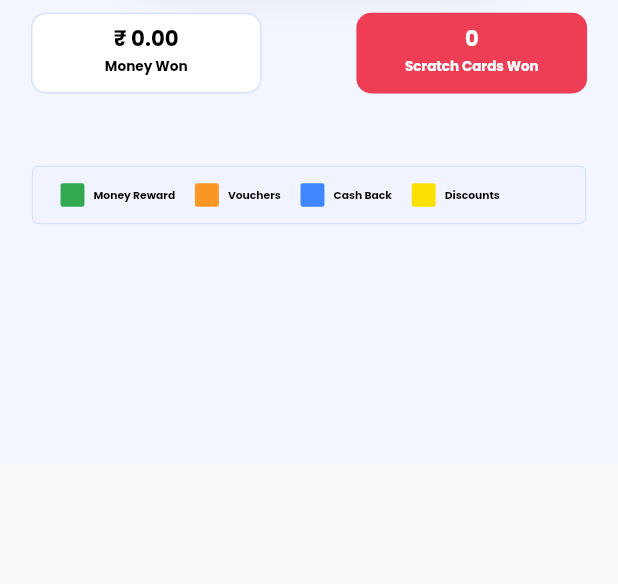
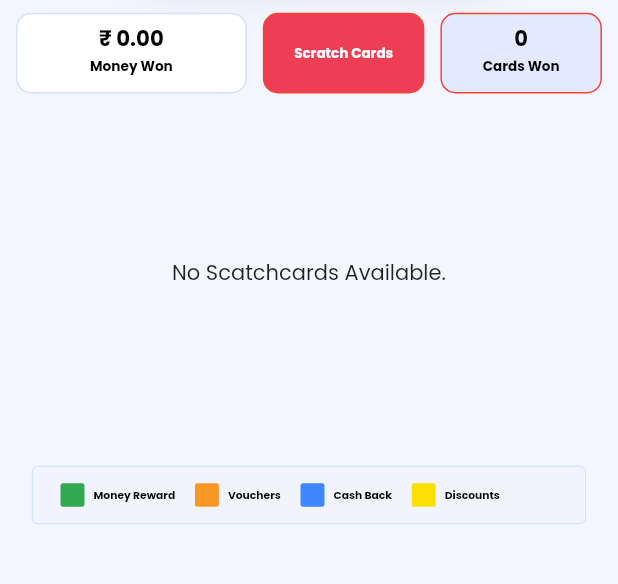
Before and after one commit to macsoftechnologies/turbopaisa_flutter, a Flutter app: the DashboardPage screen opened directly, after a tap on "Scratch Card", on a phone screen of 412 x 824 dp, the part 276-860 px from its top. Run offline on Flutter 3.47's test engine with Material 2 defaults, Android fonts, the phone set to English and light mode, and no system bars; drawn by our look-alikes of dotted_border; our stand-ins replace animated_notch_bottom_bar, cached_network_image, confetti, dio, flutter_screenutil, flutter_svg and 6 more; missing offline and left inert: advertising_id, circular_bottom_navigation, flutter_share, flutter_udid, get_ip_address, kbspinningwheel and 1 more; accounts and stored records are empty; generated files the repository leaves out were written again; network calls fail; statements that could not run were skipped.

Commit message:
Bug Fixes

```diff
--- a/lib/api/restclient.dart
+++ b/lib/api/restclient.dart
@@ -163,4 +163,7 @@ abstract class RestClient {
   @POST("users/addBeneficiary")
   Future<ChangePasswordResponse> addBeneficiary(@Body() Map<String, String> body);
 
+  @POST("users/updatelocation")
+  Future<ChangePasswordResponse> updatelocation(@Body() Map<String, String> body);
+
 }
--- a/lib/pages/dashboard_page.dart
+++ b/lib/pages/dashboard_page.dart
@@ -1,3 +1,4 @@
+import 'dart:collection';
 import 'dart:convert';
 import 'dart:io';
 import 'dart:ui';
@@ -8,6 +9,8 @@ import 'package:circular_bottom_navigation/tab_item.dart';
 import 'package:flutter/material.dart';
 import 'package:flutter_screenutil/flutter_screenutil.dart';
 import 'package:flutter_svg/flutter_svg.dart';
+import 'package:geolocator/geolocator.dart';
+import 'package:offersapp/api/model/ChangePasswordResponse.dart';
 import 'package:offersapp/api/model/UserData.dart';
 import 'package:offersapp/api/restclient.dart';
 import 'package:offersapp/generated/assets.dart';
@@ -62,6 +65,65 @@ class _DashboardPageState extends State<DashboardPage>
         print("selected ${selectTab}");
       });
     });
+    _determinePosition();
+  }
+
+  /// Determine the current position of the device.
+  ///
+  /// When the location services are not enabled or permissions
+  /// are denied the `Future` will return an error.
+  Future<Position> _determinePosition() async {
+    bool serviceEnabled;
+    LocationPermission permission;
+
+    // Test if location services are enabled.
+    serviceEnabled = await Geolocator.isLocationServiceEnabled();
+    if (!serviceEnabled) {
+      // Location services are not enabled don't continue
+      // accessing the position and request users of the
+      // App to enable the location services.
+      return Future.error('Location services are disabled.');
+    }
+
+    permission = await Geolocator.checkPermission();
+    if (permission == LocationPermission.denied) {
+      permission = await Geolocator.requestPermission();
+      if (permission == LocationPermission.denied) {
+        // Permissions are denied, next time you could try
+        // requesting permissions again (this is also where
+        // Android's shouldShowRequestPermissionRationale
+        // returned true. According to Android guidelines
+        // your App should show an explanatory UI now.
+        return Future.error('Location permissions are denied');
+      }
+    }
+
+    if (permission == LocationPermission.deniedForever) {
+      // Permissions are denied forever, handle appropriately.
+      return Future.error(
+          'Location permissions are permanently denied, we cannot request permissions.');
+    }
+
+    // When we reach here, permissions are granted and we can
+    // continue accessing the position of the device.
+    Position position = await Geolocator.getCurrentPosition();
+    //Save location details..
+    saveGeo(position);
+    return position;
+  }
+
+  Future<void> saveGeo(Position position) async {
+    try {
+      final client = await RestClient.getRestClient();
+      SharedPreferences prefs = await SharedPreferences.getInstance();
+      var user = await prefs.getString("user");
+      UserData userData = UserData.fromJson(jsonDecode(user!));
+      Map<String, String> body = HashMap();
+      body.putIfAbsent("user_id", () => userData.userId.toString());
+      body.putIfAbsent("latitude", () => position.latitude.toString());
+      body.putIfAbsent("longitude", () => position.longitude.toString());
+      ChangePasswordResponse data = await client.addBeneficiary(body);
+    } catch (e) {}
   }
 
   final List<Widget> _widgetOptions = <Widget>[
--- a/lib/pages/scratch_card_list_page.dart
+++ b/lib/pages/scratch_card_list_page.dart
@@ -146,7 +146,7 @@ class _ScratchCardListPageState extends State<ScratchCardListPage> {
                                     height: 6.h,
                                   ),
                                   Text(
-                                    "₹ ${scratchCardResponse?.wallet?.toStringAsFixed(2) ?? "0.0"}",
+                                    "₹ ${originalCardResponse?.wallet?.toStringAsFixed(2) ?? "0.0"}",
                                     style: TextStyle(
                                       color: Colors.black,
                                       fontSize: 15.86,
@@ -212,7 +212,7 @@ class _ScratchCardListPageState extends State<ScratchCardListPage> {
                         mainAxisAlignment: MainAxisAlignment.center,
                         children: [
                           Text(
-                            "₹ ${scratchCardResponse?.moneywon?.toStringAsFixed(2) ?? "0.00"}",
+                            "₹ ${originalCardResponse?.moneywon?.toStringAsFixed(2) ?? "0.00"}",
                             style: TextStyle(
                               color: Colors.black,
                               fontSize: 14.sp,
@@ -232,34 +232,32 @@ class _ScratchCardListPageState extends State<ScratchCardListPage> {
                         ],
                       ),
                     ),
-                    SizedBox(
-                      width: 20.w,
-                    ),
-                    Container(
-                      width: 140.w,
+                    InkWell(
+                      onTap: () {
+                        setState(() {
+                          index = 1;
+                          switchTabs();
+                        });
+                      },
+                      child: Container(
+                        width: 98.w,
                         height: 53.h,
                         // padding:
                         //     EdgeInsets.symmetric(vertical: 10, horizontal: 15),
                         decoration: BoxDecoration(
-                          color: Color(0xFFED3E55),
+                            border: Border.all(color: Colors.red),
+                            color: index == 1
+                                ? Color(0xFFED3E55)
+                                : Color(0xFFE3EAFF),
                             borderRadius: BorderRadius.circular(10)),
                         child: Column(
                           crossAxisAlignment: CrossAxisAlignment.center,
                           mainAxisAlignment: MainAxisAlignment.center,
                           children: [
                             Text(
-                            "${scratchCardResponse?.scratchcardwon ?? "0"}",
+                              'Scratch Cards',
                               style: TextStyle(
-                              color: Colors.white,
-                              fontSize: 14,
-                              fontWeight: FontWeight.w600,
-                              height: 1.19,
-                            ),
-                          ),
-                          Text(
-                            'Scratch Cards Won',
-                            style: TextStyle(
-                              color: Colors.white,
+                                color: index == 1 ? Colors.white : Colors.black,
                                 fontSize: 9,
                                 fontWeight: FontWeight.w600,
                                 height: 1.84,
@@ -268,12 +266,57 @@ class _ScratchCardListPageState extends State<ScratchCardListPage> {
                           ],
                         ),
                       ),
+                    ),
+                    InkWell(
+                      onTap: () {
+                        setState(() {
+                          index = 2;
+                          switchTabs();
+                        });
+                      },
+                      child: Container(
+                        width: 98.w,
+                        height: 53.h,
+                        // padding:
+                        //     EdgeInsets.symmetric(vertical: 10, horizontal: 15),
+                        decoration: BoxDecoration(
+                            color: index == 2
+                                ? Color(0xFFED3E55)
+                                : Color(0xFFE3EAFF),
+                            border: Border.all(color: Colors.red),
+                            borderRadius: BorderRadius.circular(10)),
+                        child: Column(
+                          crossAxisAlignment: CrossAxisAlignment.center,
+                          mainAxisAlignment: MainAxisAlignment.center,
+                          children: [
+                            Text(
+                              "${originalCardResponse?.scratchcardwon ?? "0"}",
+                              style: TextStyle(
+                                color: index == 2 ? Colors.white : Colors.black,
+                                fontSize: 14,
+                                fontWeight: FontWeight.w600,
+                                height: 1.19,
+                              ),
+                            ),
+                            Text(
+                              'Cards Won',
+                              style: TextStyle(
+                                color: index == 2 ? Colors.white : Colors.black,
+                                fontSize: 9,
+                                fontWeight: FontWeight.w600,
+                                height: 1.84,
+                              ),
+                            ),
+                          ],
+                        ),
+                      ),
+                    ),
                   ],
                 ),
                 SizedBox(
                   height: 20,
                 ),
-                if (!isLoading && scratchCardResponse?.cards?.length == 0)
+                if (!isLoading && cards?.length == 0)
                   Container(
                     constraints: BoxConstraints(minHeight: 200),
                     child: Center(child: Text("No Scatchcards Available.")),
@@ -290,7 +333,7 @@ class _ScratchCardListPageState extends State<ScratchCardListPage> {
                         child: GridView.builder(
                           shrinkWrap: true,
                           physics: NeverScrollableScrollPhysics(),
-                          itemCount: scratchCardResponse?.cards?.length ?? 0,
+                          itemCount: cards?.length ?? 0,
                           gridDelegate:
                               SliverGridDelegateWithFixedCrossAxisCount(
                                   crossAxisCount: 2,
@@ -300,17 +343,14 @@ class _ScratchCardListPageState extends State<ScratchCardListPage> {
                           itemBuilder: (context, index) {
                             return InkWell(
                               onTap: () {
-                                if (scratchCardResponse!
-                                        .cards![index].scratchStatus !=
-                                    0) {
+                                if (cards![index].scratchStatus != 0) {
                                   return;
                                 }
                                 Navigator.of(context)
                                     .push(
                                       TutorialOverlay(
                                         child: ScratchCardPage(
-                                          data: scratchCardResponse!
-                                              .cards![index],
+                                          data: cards![index],
                                           banners: banners,
                                         ),
                                       ),
@@ -318,9 +358,7 @@ class _ScratchCardListPageState extends State<ScratchCardListPage> {
                                     .whenComplete(() => loadScratchCards());
                               },
                               child: Container(
-                                child: scratchCardResponse!
-                                            .cards![index].scratchStatus ==
-                                        0
+                                child: cards![index].scratchStatus == 0
                                     ? buildCard(index)
                                     : Container(
                                         decoration: BoxDecoration(
@@ -338,9 +376,7 @@ class _ScratchCardListPageState extends State<ScratchCardListPage> {
                                             //   height: 120,
                                             // ),
                                             getNetworkImage(
-                                              scratchCardResponse!.cards![index]
-                                                      .scratchImage ??
-                                                  "",
+                                              cards![index].scratchImage ?? "",
                                               fit: BoxFit.contain,
                                               width: 80.w,
                                               height: 80.h,
@@ -356,18 +392,12 @@ class _ScratchCardListPageState extends State<ScratchCardListPage> {
                                             SizedBox(
                                               height: 10.h,
                                             ),
-                                            if (scratchCardResponse!
-                                                    .cards![index].type ==
+                                            if (cards![index].type ==
                                                 "Cashback")
-                                              ...buildCashback(
-                                                  scratchCardResponse!
-                                                      .cards![index]),
-                                            if (scratchCardResponse!
-                                                    .cards![index].type ==
+                                              ...buildCashback(cards![index]),
+                                            if (cards![index].type ==
                                                 "Vocher/Discount")
-                                              ...buildClaimNow(
-                                                  scratchCardResponse!
-                                                      .cards![index])
+                                              ...buildClaimNow(cards![index])
                                           ],
                                         ),
                                       ),
@@ -417,13 +447,16 @@ class _ScratchCardListPageState extends State<ScratchCardListPage> {
     );
   }
 
-  ScratchCardResponse? scratchCardResponse;
+  // ScratchCardResponse? scratchCardResponse;
+  ScratchCardResponse? originalCardResponse;
+  List<ScratchCards>? cards = [];
   bool isLoading = false;
+  int index = 1;
 
   Future<void> loadScratchCards() async {
     try {
       setState(() {
-        this.scratchCardResponse = null;
+        this.originalCardResponse = null;
         isLoading = true;
       });
       final client = await RestClient.getRestClient();
@@ -435,32 +468,50 @@ class _ScratchCardListPageState extends State<ScratchCardListPage> {
           await client.getScratchcards(data.userId ?? "");
       // await client.getScratchcards("1");
       setState(() {
-        this.scratchCardResponse = scratchCardResponse;
+        this.originalCardResponse = scratchCardResponse;
         isLoading = false;
+        switchTabs();
       });
+      switchTabs();
     } catch (e) {
       print(e);
       setState(() {
-        scratchCardResponse = null;
+        originalCardResponse = null;
         isLoading = false;
       });
     }
   }
 
+  void switchTabs() {
+    if (index == 1) {
+      cards = originalCardResponse?.cards
+              ?.where((element) =>
+                  element.scratchStatus == 0 || element.scratchStatus == 2)
+              .toList() ??
+          [];
+    } else {
+      cards = originalCardResponse?.cards
+              ?.where((element) =>
+                  element.scratchStatus != 0 && element.scratchStatus != 1)
+              .toList() ??
+          [];
+    }
+  }
+
   Widget buildCard(int index) {
-    if (scratchCardResponse?.cards![index].scratchColor == "Green") {
+    if (cards![index].scratchColor == "Green") {
       return Image.asset(
         'assets/images/scratch_green.png',
       );
-    } else if (scratchCardResponse?.cards![index].scratchColor == "Yellow") {
+    } else if (cards![index].scratchColor == "Yellow") {
       return Image.asset(
         'assets/images/scratch_yellow.png',
       );
-    } else if (scratchCardResponse?.cards![index].scratchColor == "Orange") {
+    } else if (cards![index].scratchColor == "Orange") {
       return Image.asset(
         'assets/images/scratch_orange.png',
       );
-    } else if (scratchCardResponse?.cards![index].scratchColor == "Blue") {
+    } else if (cards![index].scratchColor == "Blue") {
       return Image.asset(
         'assets/images/scratch_blue.png',
       );
--- a/pubspec.yaml
+++ b/pubspec.yaml
@@ -55,6 +55,7 @@ dependencies:
   google_mobile_ads: ^3.0.0
   cached_network_image: ^3.2.3
   http: ^1.1.0
+  geolocator: ^10.0.1
 
 #  admob_flutter: ^3.0.0
 
```
Lines whose indentation alone changed are shown as unchanged.
